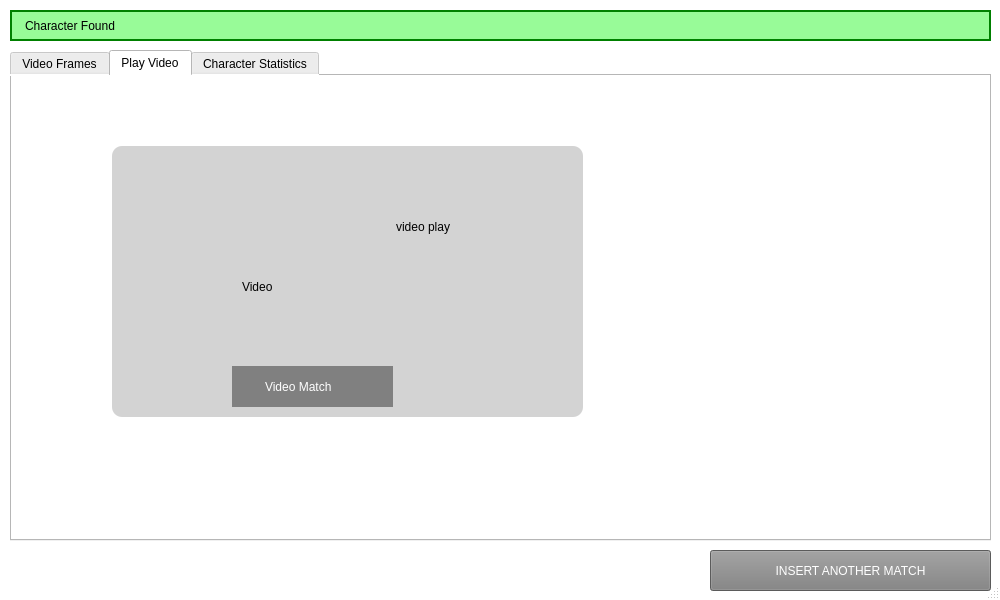
syaz131/Gui-cartoon-retrieval, file UI_ccir.ui: the form before one commit.
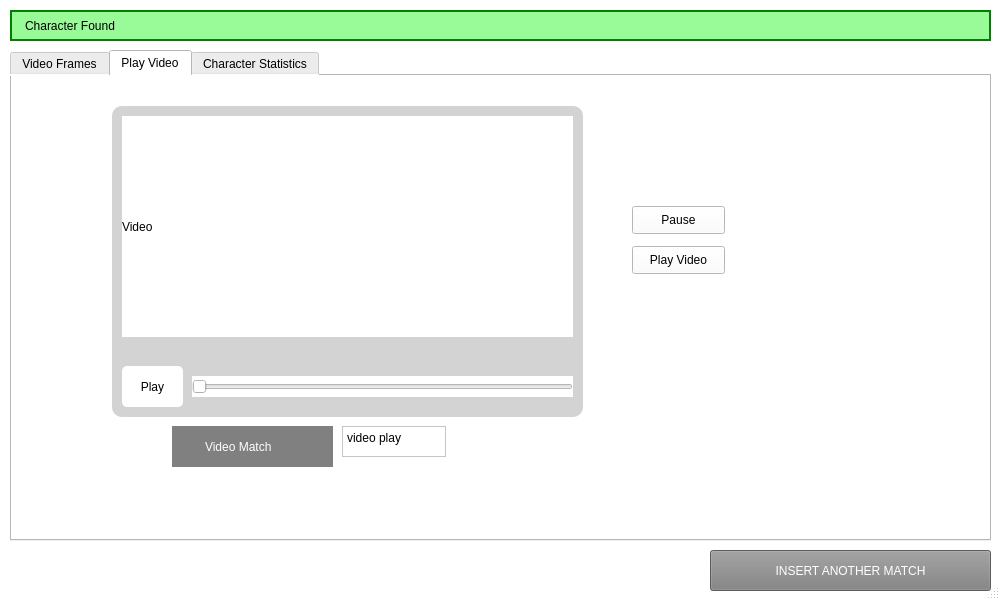
The form after the commit. The open tabs and pages were chosen to show the change. Icons and pictures are not drawn.

Commit message: add open video

```diff
--- a/UI_ccir.ui
+++ b/UI_ccir.ui
@@ -1035,9 +1035,9 @@
         <property name="geometry">
          <rect>
           <x>100</x>
-          <y>70</y>
+          <y>30</y>
           <width>471</width>
-          <height>271</height>
+          <height>311</height>
          </rect>
         </property>
         <property name="styleSheet">
@@ -1053,21 +1053,84 @@
         <widget class="QLabel" name="label_5">
          <property name="geometry">
           <rect>
-           <x>130</x>
-           <y>100</y>
-           <width>201</width>
-           <height>81</height>
+           <x>10</x>
+           <y>10</y>
+           <width>451</width>
+           <height>221</height>
           </rect>
          </property>
+         <property name="styleSheet">
+          <string notr="true">background-color:white; border-radius: 0;</string>
+         </property>
          <property name="text">
           <string>Video</string>
          </property>
         </widget>
+        <widget class="QSlider" name="horizontalSlider_video">
+         <property name="geometry">
+          <rect>
+           <x>80</x>
+           <y>270</y>
+           <width>381</width>
+           <height>21</height>
+          </rect>
+         </property>
+         <property name="styleSheet">
+          <string notr="true">background-color:white;
+ border-radius:0;</string>
+         </property>
+         <property name="orientation">
+          <enum>Qt::Horizontal</enum>
+         </property>
+        </widget>
+        <widget class="QPushButton" name="pushButton_playVideo">
+         <property name="geometry">
+          <rect>
+           <x>10</x>
+           <y>260</y>
+           <width>61</width>
+           <height>41</height>
+          </rect>
+         </property>
+         <property name="styleSheet">
+          <string notr="true">background-color:white; border-radius:5px;</string>
+         </property>
+         <property name="text">
+          <string>Play</string>
+         </property>
+        </widget>
+       </widget>
+       <widget class="QPushButton" name="pushButton_pauseVideo">
+        <property name="geometry">
+         <rect>
+          <x>620</x>
+          <y>130</y>
+          <width>93</width>
+          <height>28</height>
+         </rect>
+        </property>
+        <property name="text">
+         <string>Pause</string>
+        </property>
+       </widget>
+       <widget class="QPushButton" name="pushButton_runVideoDirectly">
+        <property name="geometry">
+         <rect>
+          <x>620</x>
+          <y>170</y>
+          <width>93</width>
+          <height>28</height>
+         </rect>
+        </property>
+        <property name="text">
+         <string>Play Video</string>
+        </property>
+       </widget>
         <widget class="QLabel" name="label_23">
          <property name="geometry">
           <rect>
-           <x>120</x>
-           <y>220</y>
+          <x>160</x>
+          <y>350</y>
            <width>161</width>
            <height>41</height>
           </rect>
@@ -1087,8 +1150,8 @@
         <widget class="QPlainTextEdit" name="text_4">
          <property name="geometry">
           <rect>
-           <x>280</x>
-           <y>70</y>
+          <x>330</x>
+          <y>350</y>
            <width>104</width>
            <height>31</height>
           </rect>
@@ -1096,7 +1159,6 @@
          <property name="plainText">
           <string>video play</string>
          </property>
-        </widget>
        </widget>
       </widget>
       <widget class="QWidget" name="tab_statistics">
```
Left out of the diff: 4 changed lines with no effect on the pictures. Lines whose indentation alone changed are shown as unchanged. The commit also changes 2 other files.
